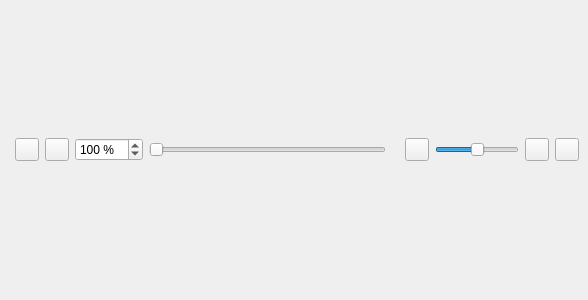
This is src/librssguard/gui/mediaplayer/mediaplayer.ui in martinrotter/rssguard as Qt 5 draws it before an edit. The edited form follows.
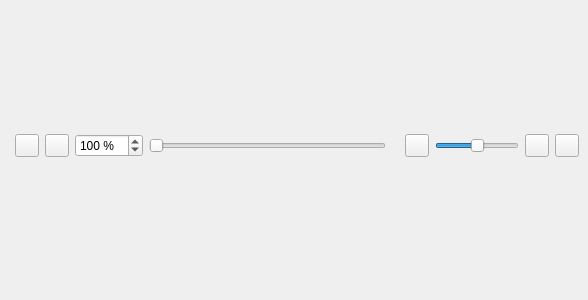
This is the edited form. Custom widgets are drawn as their Qt base class.

What changed in the file:
```diff
--- a/src/librssguard/gui/mediaplayer/mediaplayer.ui
+++ b/src/librssguard/gui/mediaplayer/mediaplayer.ui
@@ -47,7 +47,7 @@
          <number>9</number>
         </property>
         <property name="topMargin">
-         <number>9</number>
+         <number>0</number>
         </property>
         <property name="rightMargin">
          <number>9</number>
```
